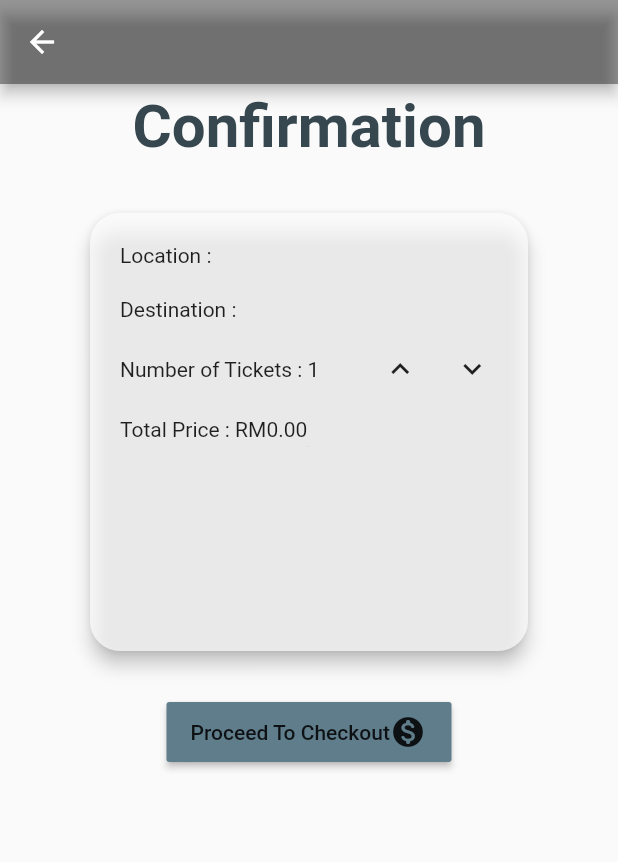
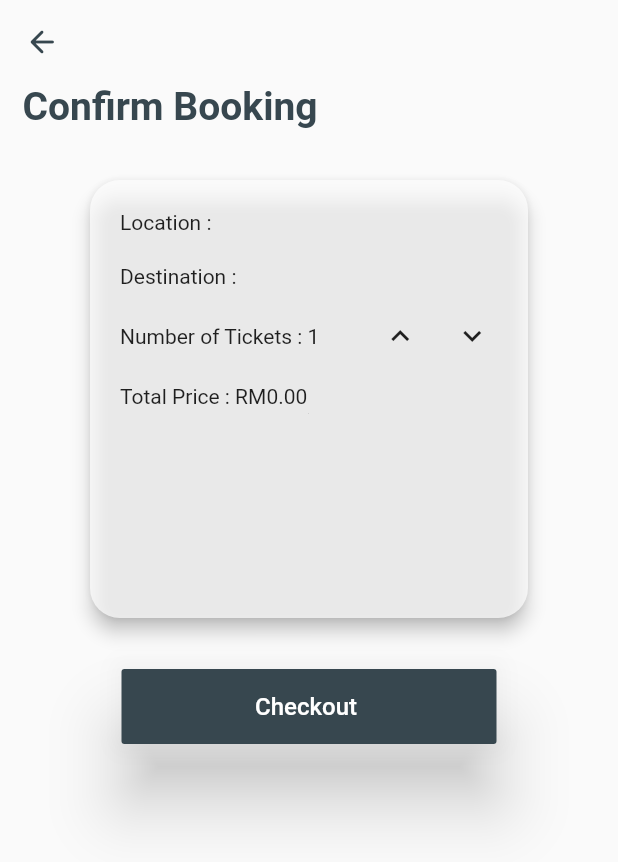
Before and after one commit to 0xV4L3NT1N3/rapidkl-eticketing, a Flutter app: the Confirmation screen opened directly with empty values, on a phone screen of 412 x 824 dp. Shown: the top 862 px of the screen. Run offline on Flutter 3.47's test engine with Material 2 defaults, Android fonts, the phone set to English and light mode, and no system bars; our stand-ins replace cloud_firestore, firebase_auth, firebase_storage, flutter_spinkit, image_picker; accounts and stored records are empty; network calls fail.

Commit message:
Updated Confirm Booking Title

```diff
--- a/lib/Pages/Confirmation Page.dart
+++ b/lib/Pages/Confirmation Page.dart
@@ -2,49 +2,60 @@ import 'package:flutter/cupertino.dart';
 import 'package:flutter/material.dart';
 import 'package:rapidkl/Services/Price counter.dart';
 
-
 class Confirmation extends StatefulWidget {
-
   String location;
   String destination;
   double price;
 
-  Confirmation({this.location, this.destination , this.price});
+  Confirmation({this.location, this.destination, this.price});
 
   @override
-  _ConfirmationState createState() => _ConfirmationState( location ,  destination , price);
+  _ConfirmationState createState() =>
+      _ConfirmationState(location, destination, price);
 }
 
 class _ConfirmationState extends State<Confirmation> {
-
   String location;
   String destination;
   int count = 1;
   double price;
-  _ConfirmationState(this.location,this.destination, this.price);
+  _ConfirmationState(this.location, this.destination, this.price);
 
   @override
   Widget build(BuildContext context) {
     return Scaffold(
       appBar: AppBar(
-        backgroundColor: Colors.black38,
+        backgroundColor: Colors.grey[50],
+        leading: IconButton(
+          icon: Icon(Icons.arrow_back_rounded),
+          color: Colors.blueGrey[800],
+          onPressed: () {
+            Navigator.pop(context);
+          },
         ),
-        body: Align(
-          alignment: Alignment.topCenter,
-          child: SingleChildScrollView(
+        elevation: 0,
+      ),
+      body: SingleChildScrollView(
         child: Column(
           children: [
-                  Padding(
-                  padding: const EdgeInsets.only(top: 5.0),
+            // Page title
+            Align(
+              alignment: Alignment.topLeft,
+              child: Padding(
+                padding: const EdgeInsets.only(left: 15.0),
                 child: Text(
-                    'Confirmation',
+                  'Confirm Booking',
                   style: TextStyle(
-                        fontSize: 40,
+                      fontSize: 26,
                       fontWeight: FontWeight.bold,
                       color: Colors.blueGrey[800]),
                 ),
               ),
-                SizedBox(height: 30.0,),
+            ),
+
+            SizedBox(
+              height: 30.0,
+            ),
             SizedBox(
               height: 300.0,
               width: 300.0,
@@ -63,49 +74,66 @@ class _ConfirmationState extends State<Confirmation> {
                       padding: EdgeInsets.only(left: 20.0),
                       child: Align(
                           alignment: Alignment.centerLeft,
-                              child: Text('Location : ${location}' , style: TextStyle(fontSize: 14.0),)),
+                          child: Text(
+                            'Location : ${location}',
+                            style: TextStyle(fontSize: 14.0),
+                          )),
                     ),
-                        SizedBox(height: 20.0,),
+                    SizedBox(
+                      height: 20.0,
+                    ),
                     Padding(
                       padding: EdgeInsets.only(left: 20.0),
                       child: Align(
                           alignment: Alignment.centerLeft,
-                              child: Text('Destination : ${destination}', style: TextStyle(fontSize: 14.0))),
+                          child: Text('Destination : ${destination}',
+                              style: TextStyle(fontSize: 14.0))),
                     ),
-                        SizedBox(height: 8.0,),
+                    SizedBox(
+                      height: 8.0,
+                    ),
                     Padding(
                       padding: EdgeInsets.only(left: 20.0),
                       child: Align(
                           alignment: Alignment.centerLeft,
                           child: Row(
                             children: [
-                                  Text('Number of Tickets : ${count}', style: TextStyle(fontSize: 14.0)),
-                                  SizedBox(width : 30.0),
-                                  IconButton(icon: Icon(Icons.expand_less),splashRadius: 20.0, onPressed: (){
+                              Text('Number of Tickets : ${count}',
+                                  style: TextStyle(fontSize: 14.0)),
+                              SizedBox(width: 30.0),
+                              IconButton(
+                                  icon: Icon(Icons.expand_less),
+                                  splashRadius: 20.0,
+                                  onPressed: () {
                                     setState(() {
-                                      count = count +1;
+                                      count = count + 1;
                                     });
                                   }),
-                                  IconButton(icon: Icon(Icons.expand_more ),splashRadius: 20.0, onPressed: (){
+                              IconButton(
+                                  icon: Icon(Icons.expand_more),
+                                  splashRadius: 20.0,
+                                  onPressed: () {
                                     setState(() {
-                                      if (count == 0){
-                                        count =0;
-                                      }
-                                      else{
-                                        count = count -1;
+                                      if (count == 0) {
+                                        count = 0;
+                                      } else {
+                                        count = count - 1;
                                       }
                                     });
                                   })
-
                             ],
                           )),
                     ),
-                        SizedBox(height: 8.0,),
+                    SizedBox(
+                      height: 8.0,
+                    ),
                     Padding(
                       padding: EdgeInsets.only(left: 20.0),
                       child: Align(
                           alignment: Alignment.centerLeft,
-                              child: Text('Total Price : RM${(price*count).toStringAsFixed(2)}', style: TextStyle(fontSize: 14.0))),
+                          child: Text(
+                              'Total Price : RM${(price * count).toStringAsFixed(2)}',
+                              style: TextStyle(fontSize: 14.0))),
                     ),
                   ],
                 ),
@@ -115,21 +143,19 @@ class _ConfirmationState extends State<Confirmation> {
               alignment: Alignment.bottomCenter,
               child: Padding(
                 padding: EdgeInsets.only(top: 30.0),
-                    child: SizedBox(
-                      width: 190.0,
-                      height: 40.0,
                 child: ButtonTheme(
+                  height: 50,
+                  minWidth: 250.0,
                   child: RaisedButton(
-                          child: Row(
-                            children: [
-                              Text('Proceed To Checkout'),
-                              Icon(Icons.monetization_on_rounded),
-                            ],
+                    elevation: 20,
+                    color: Colors.blueGrey[800],
+                    child: Text(
+                      'Checkout ',
+                      style: TextStyle(color: Colors.white, fontSize: 16),
                     ),
-                          onPressed: (){
+                    onPressed: () {
                       Navigator.pushNamed(context, '/payment');
                     },
-                        ),
                   ),
                 ),
               ),
@@ -137,7 +163,6 @@ class _ConfirmationState extends State<Confirmation> {
           ],
         ),
       ),
-        ),
     );
   }
 }
--- a/lib/Pages/Home.dart
+++ b/lib/Pages/Home.dart
@@ -76,7 +76,7 @@ class _HomeState extends State<Home> {
             children: [
               // Page title
               Padding(
-                padding: const EdgeInsets.only(top: 50.0, left: 15.0),
+                padding: const EdgeInsets.only(top: 50.0, left: 20.0),
                 child: Text(
                   'Book a Ticket',
                   style: TextStyle(
```
Lines whose indentation alone changed are shown as unchanged.
